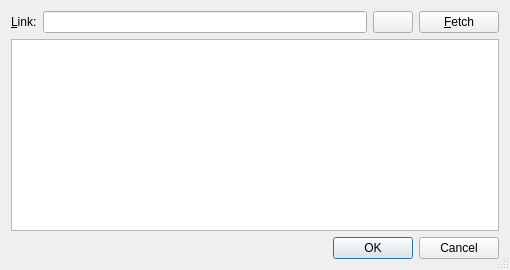
Before: the Qt Designer form rc/rssdlg.ui in guendto/abby, drawn with Qt 5.
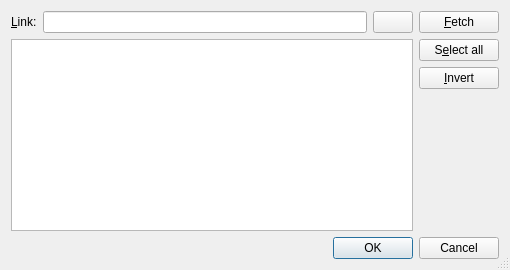
After: the same form once the commit is applied. Icons and pictures are not drawn.

Commit message: rss: add select/invert buttons.

```diff
--- a/rc/rssdlg.ui
+++ b/rc/rssdlg.ui
@@ -78,10 +78,12 @@
      </item>
     </layout>
    </item>
-   <item row="1" column="0" >
-    <widget class="QTreeWidget" name="itemsTree" >
-     <property name="sizePolicy" >
-      <sizepolicy vsizetype="Expanding" hsizetype="Minimum" >
+   <item row="1" column="0">
+    <layout class="QHBoxLayout" name="horizontalLayout">
+     <item>
+      <widget class="QTreeWidget" name="itemsTree">
+       <property name="sizePolicy">
+        <sizepolicy hsizetype="Expanding" vsizetype="Expanding">
        <horstretch>0</horstretch>
        <verstretch>0</verstretch>
       </sizepolicy>
@@ -113,9 +115,42 @@
      </column>
     </widget>
    </item>
-   <item row="2" column="0" >
-    <widget class="QDialogButtonBox" name="buttonBox" >
-     <property name="orientation" >
+     <item>
+      <layout class="QVBoxLayout" name="verticalLayout">
+       <item>
+        <widget class="QPushButton" name="selectallButton">
+         <property name="text">
+          <string>S&amp;elect all</string>
+         </property>
+        </widget>
+       </item>
+       <item>
+        <widget class="QPushButton" name="invertButton">
+         <property name="text">
+          <string>&amp;Invert</string>
+         </property>
+        </widget>
+       </item>
+       <item>
+        <spacer name="verticalSpacer">
+         <property name="orientation">
+          <enum>Qt::Vertical</enum>
+         </property>
+         <property name="sizeHint" stdset="0">
+          <size>
+           <width>20</width>
+           <height>40</height>
+          </size>
+         </property>
+        </spacer>
+       </item>
+      </layout>
+     </item>
+    </layout>
+   </item>
+   <item row="2" column="0">
+    <widget class="QDialogButtonBox" name="buttonBox">
+     <property name="orientation">
       <enum>Qt::Horizontal</enum>
      </property>
      <property name="standardButtons" >
```
Left out of the diff: 123 changed lines with no effect on the pictures. Lines whose indentation alone changed are shown as unchanged. The commit also changes 2 other files.
